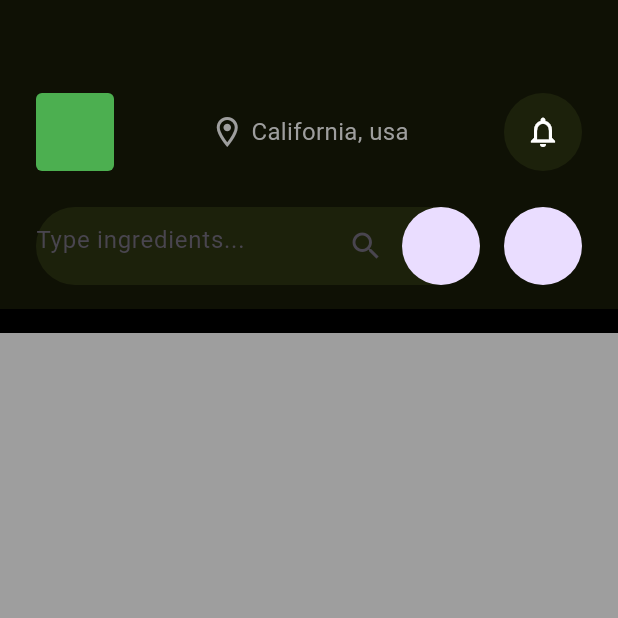
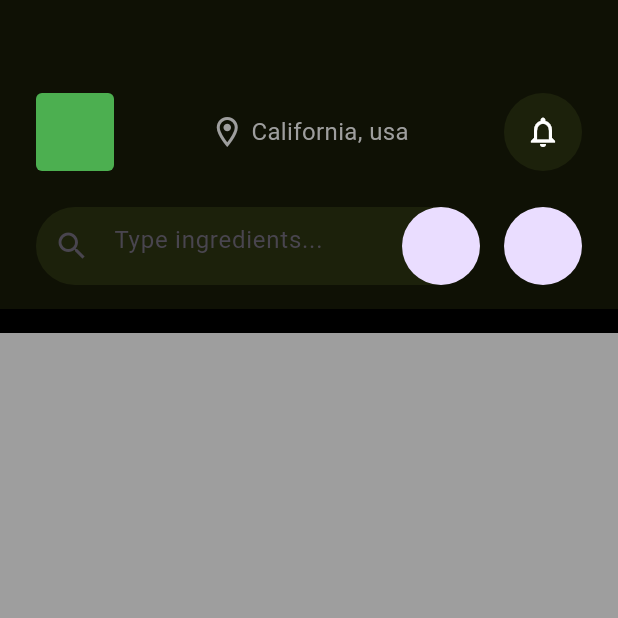
Before and after one commit to JAICHANGPARK/flutter_notebook_chapter_43, a Flutter app: the FoodOrderMainPage screen opened directly, on a phone screen of 412 x 824 dp, the top half of it. Run offline on Flutter 3.47's test engine with Material 3 defaults, Android fonts, the phone set to English and light mode, and no system bars; our stand-ins replace gap, hugeicons, percent_indicator.

Commit message:
Update food_order_main_page.dart

```diff
--- a/lib/ep2393_food_order_app/ui/food_order_main_page.dart
+++ b/lib/ep2393_food_order_app/ui/food_order_main_page.dart
@@ -73,13 +73,14 @@ class _FoodOrderMainPageState extends State<FoodOrderMainPage> {
                           color: Color.fromRGBO(28, 33, 11, 1),
                         ),
                         child: Row(
+                          crossAxisAlignment: CrossAxisAlignment.center,
                           children: [
                             Expanded(
                               child: TextField(
                                 decoration: InputDecoration(
                                   border: InputBorder.none,
                                   hintText: "Type ingredients...",
-                                  suffixIcon: Icon(
+                                  prefixIcon: Icon(
                                     Icons.search,
                                   ),
                                 ),
```
